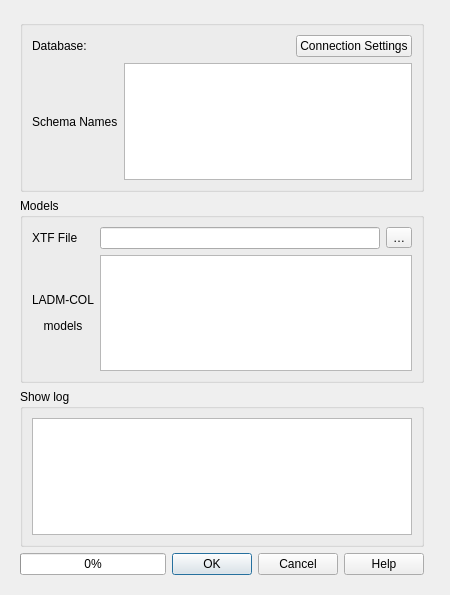
Above: asistente_ladm_col/ui/qgis_model_baker/dlg_import_data.ui from SwissTierrasColombia/Asistente-LADM-COL before the change. Below: the same form after it.
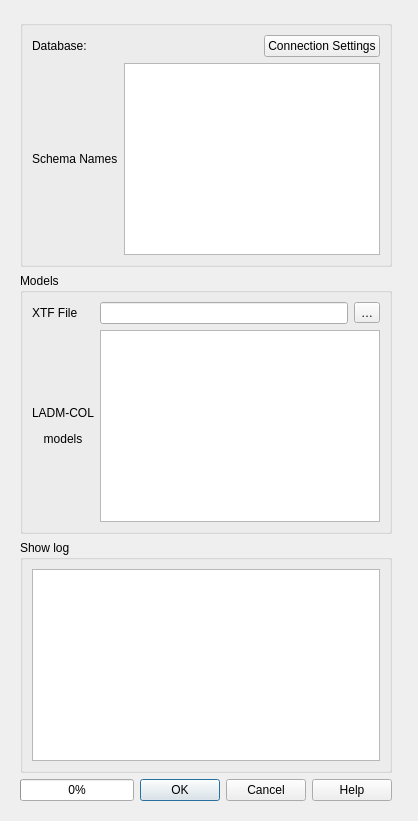
That is the form after the change. Custom widgets are drawn as their Qt base class.

Commit message: [gui] Remove size constrain for qgis model baker forms. It include in ui file

What changed in the file:
```diff
--- a/asistente_ladm_col/ui/qgis_model_baker/dlg_import_data.ui
+++ b/asistente_ladm_col/ui/qgis_model_baker/dlg_import_data.ui
@@ -23,6 +23,9 @@
    <bool>true</bool>
   </property>
   <layout class="QGridLayout" name="gridLayout_4">
+   <property name="sizeConstraint">
+    <enum>QLayout::SetFixedSize</enum>
+   </property>
    <item row="1" column="0">
     <widget class="QStackedWidget" name="stackedWidget">
      <property name="sizePolicy">
```
The commit also changes 5 other files.
